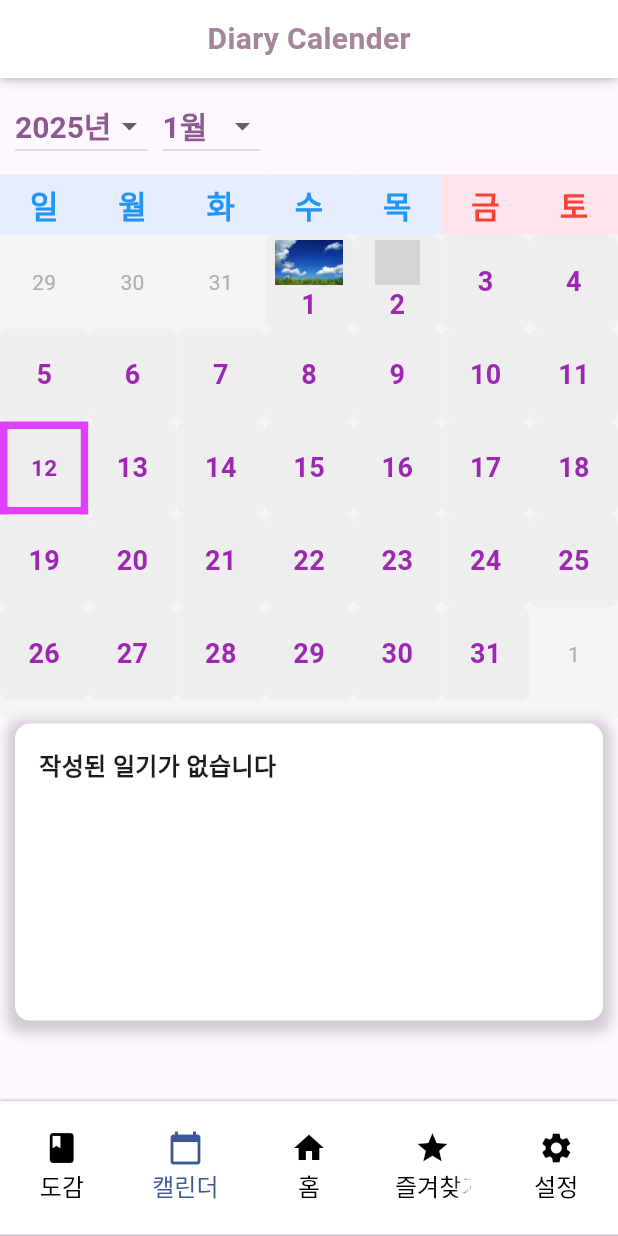
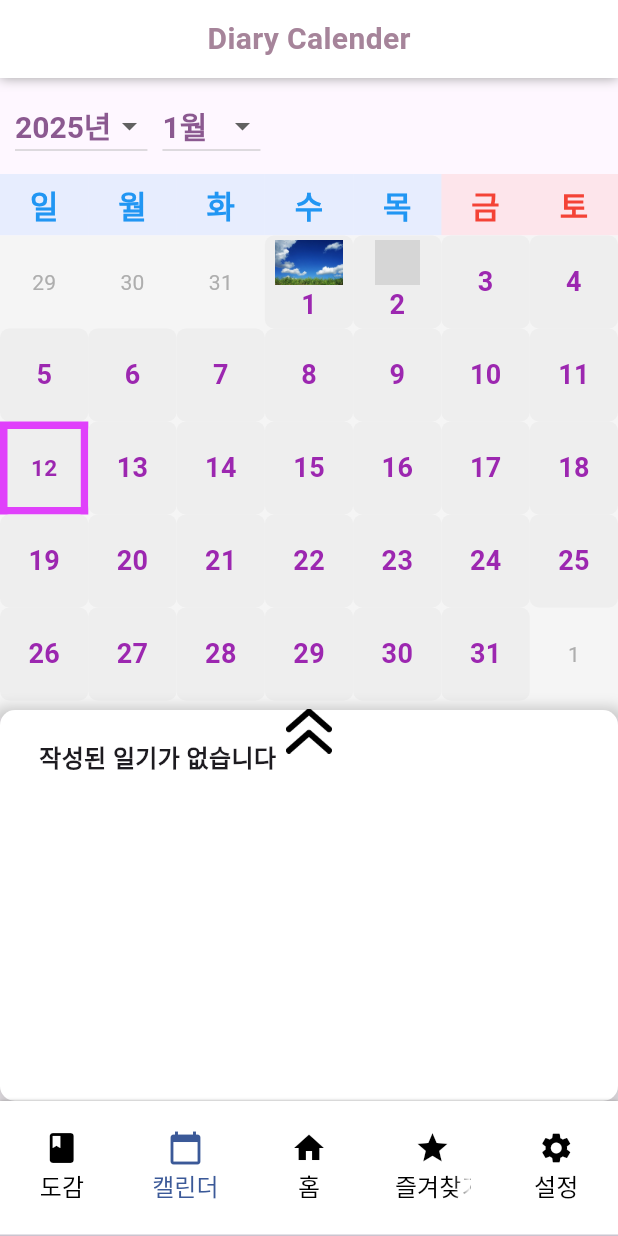
Before and after one commit to BangVillain/gdsc_project, a Flutter app: the screen it shows after launch, item 2 of the bottom bar chosen, on a phone screen of 412 x 824 dp. Run offline on Flutter 3.47's test engine with Material 3 defaults, Android fonts, the phone set to English and light mode, and no system bars; drawn by our look-alikes of table_calendar; grey boxes are pictures that could not be loaded.

Commit message:
일기조회 기능추가
캘린더 내 일기 조회

```diff
--- a/lib/screens/home/home_calender.dart
+++ b/lib/screens/home/home_calender.dart
@@ -13,20 +13,25 @@ class HomeCalendar extends StatefulWidget {
 
 class _HomeCalendarState extends State<HomeCalendar> {
   DateTime focusedDay = DateTime.now();
-  DateTime selectedDay = DateTime.now(); // 기본적으로 오늘 날짜로 설정
+  DateTime selectedDay = DateTime.now();
   int selectedYear = DateTime.now().year;
   int selectedMonth = DateTime.now().month;
+  bool isExpanded = false;
   final List<String> customWeekdays = ['일', '월', '화', '수', '목', '금', '토'];
 
-  // 샘플 일기 데이터 (날짜별)
   Map<DateTime, Map<String, dynamic>> diaryEntries = {
     DateTime(2025, 1, 1): {
       'text': '일기 제목: 오늘은 날씨가 맑았다.',
-      'image': 'assets/images/sunny.jpg', // 이미지 경로 예시
+      'image': 'assets/images/sunny.jpg',
+      'content': '새해 첫날, 아침부터 창문 밖으로 따뜻한 햇살이 비쳤다. 겨울인데도 불구하고 맑은 하늘이 나를 반갑게 맞이해주었다. 날씨가 너무 좋아서 집에만 있기 아까워 근처 공원으로 산책을 나갔다. '
+          '공원에서는 많은 사람들이 새해를 맞아 운동을 하거나 가족들과 시간을 보내고 있었다. 아이들은 연을 날리며 웃음소리를 가득 채우고, 어르신들은 벤치에 앉아 담소를 나누고 계셨다. 이런 평화로운 광경을 보니 나도 새해의 시작을 잘 준비해야겠다는 다짐이 들었다.'
+          '산책을 마치고 집으로 돌아와 따뜻한 차 한 잔과 함께 새해 계획을 정리했다. 올해는 더 건강하게, 더 긍정적으로 살아가기로 마음먹었다. 맑은 날씨가 이런 좋은 결심을 도와준 것 같다.'
+          '맑은 하늘을 보며 기분 좋게 하루를 시작할 수 있어서 감사한 하루였다.',
     },
     DateTime(2025, 1, 2): {
       'text': '일기 제목: 강아지와 산책을 다녀왔다.',
       'image': 'assets/images/walkdog.jpeg',
+      'content': '오늘은 날씨가 맑고 따뜻해서 강아지와 함께 산책을 다녀왔다...'
     },
   };
 
@@ -34,9 +39,8 @@ class _HomeCalendarState extends State<HomeCalendar> {
     return diaryEntries[DateTime(day.year, day.month, day.day)];
   }
 
-  // 연도와 월을 리스트로 생성
-  List<int> years = List<int>.generate(11, (i) => 2020 + i); // 2020~2030
-  List<int> months = List<int>.generate(12, (i) => i + 1); // 1~12
+  List<int> years = List<int>.generate(11, (i) => 2020 + i);
+  List<int> months = List<int>.generate(12, (i) => i + 1);
 
   void _onYearChanged(int? year) {
     if (year != null) {
@@ -56,30 +60,34 @@ class _HomeCalendarState extends State<HomeCalendar> {
     }
   }
 
+  void _toggleExpand() {
+    setState(() {
+      isExpanded = !isExpanded;
+    });
+  }
+
   @override
   Widget build(BuildContext context) {
     final screenHeight = MediaQuery.of(context).size.height;
     final screenWidth = MediaQuery.of(context).size.width;
 
-    // 비율 기반 크기 조정
-    final calendarHeight = screenHeight * 0.39; // 캘린더 높이 비율
-    final diaryPreviewHeight = screenHeight * 0.25; // 미리보기 높이 비율
+    final calendarHeight = screenHeight * 0.39;
 
     return Scaffold(
       appBar: const PreferredSize(
         preferredSize: Size.fromHeight(52),
         child: CalenderAppBar(),
       ),
-      body: Column(
+      body: Stack(
         children: [
-          // 연도와 월을 선택하는 Dropdown 메뉴
+          Column(
+            children: [
               Padding(
                 padding:
                     const EdgeInsets.symmetric(vertical: 8.0, horizontal: 10.0),
                 child: Row(
                   mainAxisAlignment: MainAxisAlignment.start,
                   children: [
-                // 연도 선택 DropdownButton
                     DropdownButton<int>(
                       style: const TextStyle(
                           color: AppColors.cappuccino2,
@@ -95,8 +103,6 @@ class _HomeCalendarState extends State<HomeCalendar> {
                       onChanged: _onYearChanged,
                     ),
                     const SizedBox(width: 10),
-
-                // 월 선택 DropdownButton
                     DropdownButton<int>(
                       style: const TextStyle(
                           color: AppColors.cappuccino2,
@@ -114,8 +120,6 @@ class _HomeCalendarState extends State<HomeCalendar> {
                   ],
                 ),
               ),
-
-          // 요일 표시 Row
               Row(
                 mainAxisAlignment: MainAxisAlignment.spaceBetween,
                 children: customWeekdays.asMap().entries.map((entry) {
@@ -127,8 +131,8 @@ class _HomeCalendarState extends State<HomeCalendar> {
                       alignment: Alignment.center,
                       decoration: BoxDecoration(
                         color: (index == 5 || index == 6)
-                        ? Colors.red.withOpacity(0.1) // 주말 배경색
-                        : Colors.blue.withOpacity(0.1), // 평일 배경색
+                            ? Colors.red.withOpacity(0.1)
+                            : Colors.blue.withOpacity(0.1),
                       ),
                       padding: const EdgeInsets.symmetric(vertical: 6),
                       child: Text(
@@ -136,7 +140,7 @@ class _HomeCalendarState extends State<HomeCalendar> {
                         style: TextStyle(
                           color: (index == 5 || index == 6)
                               ? Colors.red
-                          : Colors.blue, // 주말 텍스트 색상
+                              : Colors.blue,
                           fontWeight: FontWeight.bold,
                           fontSize: screenWidth * 0.05,
                         ),
@@ -145,8 +149,6 @@ class _HomeCalendarState extends State<HomeCalendar> {
                   );
                 }).toList(),
               ),
-
-          // 캘린더 영역
               Container(
                 height: calendarHeight,
                 color: Colors.grey[100],
@@ -241,8 +243,9 @@ class _HomeCalendarState extends State<HomeCalendar> {
                         height: 66,
                         decoration: BoxDecoration(
                           color: Colors.grey[200],
-                      shape: BoxShape.rectangle, // 사각형 모양
-                      border: Border.all(color: Colors.purpleAccent, width: 5),
+                          shape: BoxShape.rectangle,
+                          border:
+                              Border.all(color: Colors.purpleAccent, width: 5),
                         ),
                         child: Column(
                           mainAxisAlignment: MainAxisAlignment.center,
@@ -267,14 +270,17 @@ class _HomeCalendarState extends State<HomeCalendar> {
                   ),
                 ),
               ),
-
-          // 일기 미리보기 영역
-          Container(
-            height: diaryPreviewHeight,
+            ],
+          ),
+          AnimatedPositioned(
+            duration: const Duration(milliseconds: 300),
+            top: isExpanded ? 0 : calendarHeight + 100,
+            left: 0,
+            right: 0,
+            bottom: 0,
+            child: Container(
               padding:
                   const EdgeInsets.symmetric(horizontal: 10.0, vertical: 4.0),
-            child: Container(
-              width: double.infinity,
               decoration: BoxDecoration(
                 color: Colors.white,
                 borderRadius: BorderRadius.circular(10),
@@ -304,14 +310,38 @@ class _HomeCalendarState extends State<HomeCalendar> {
                             'assets/images/default.jpg',
                         fit: BoxFit.cover,
                       ),
+                      if (isExpanded) ...[
+                        const SizedBox(height: 10),
+                        Text(
+                          getDiaryEntry(selectedDay)!['content'] ?? '',
+                          style: const TextStyle(fontSize: 16),
+                        ),
+                      ],
                     ] else
                       const Text(
                         '작성된 일기가 없습니다',
                         style: TextStyle(
                             fontSize: 16, fontWeight: FontWeight.bold),
                       ),
+                    const SizedBox(height: 10),
                   ],
                 ),
+              ),
+            ),
+          ),
+          Positioned(
+            top: isExpanded ? 10 : calendarHeight + 90,
+            left: 0,
+            right: 0,
+            child: Center(
+              child: IconButton(
+                icon: Image.asset(
+                  isExpanded
+                      ? 'assets/images/gotodown.png'
+                      : 'assets/images/gototop.png',
+                  height: 30,
+                ),
+                onPressed: _toggleExpand,
               ),
             ),
           ),
```
Also changed, not shown: lib/screens/diary/diary_screen.dart (added, +113 -0 lines), lib/screens/home/diary_main.dart (+18 -11 lines), lib/screens/home/home_screen.dart (+11 -2 lines), assets/images/gotodown.png (added), assets/images/gototop.png (added), 12 other files. Lines whose indentation alone changed are shown as unchanged.
